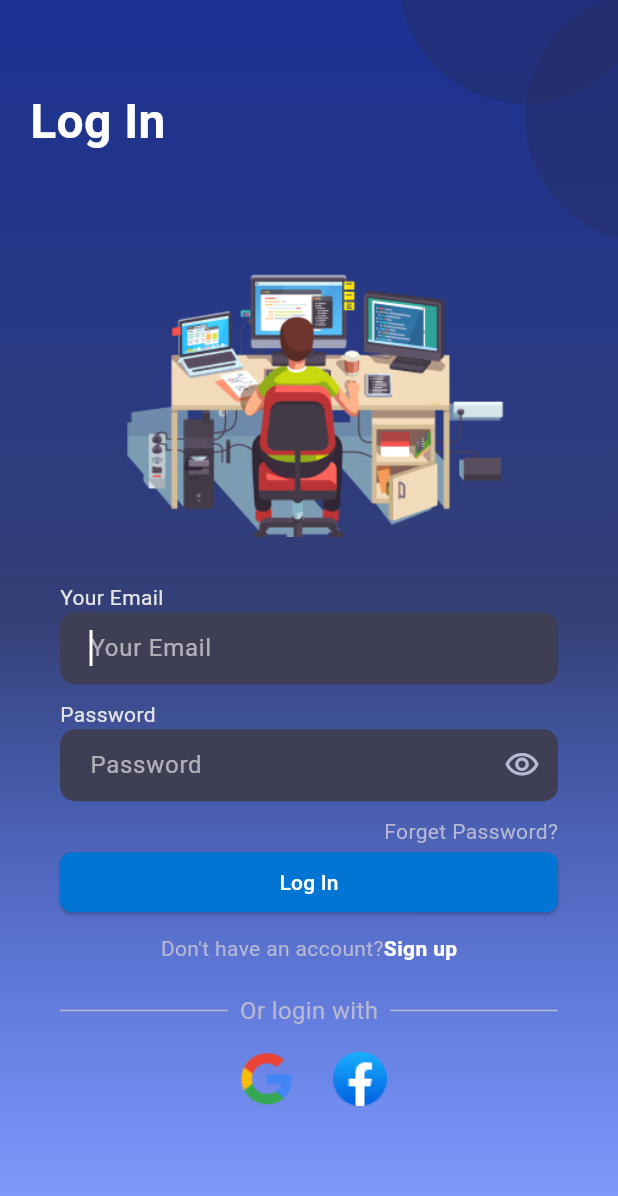
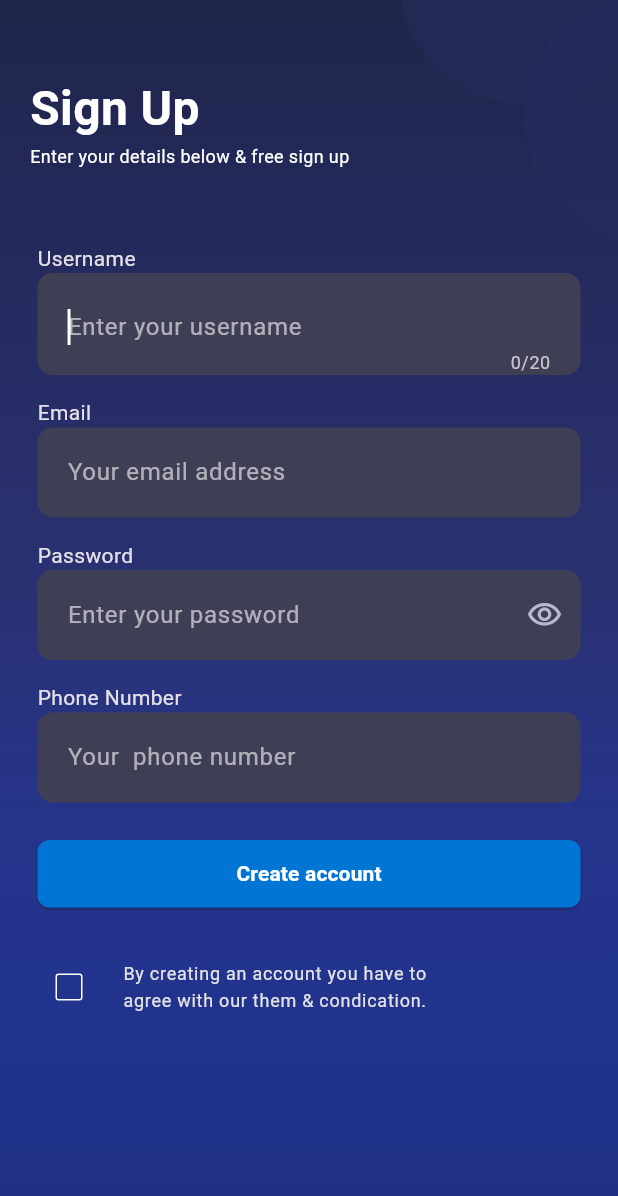
Before and after one commit to mirzazulfadhliamin/Flutter_UI_Login_APP, a Flutter app: the screen it shows after launch, after a tap on "Sign up", on a phone screen of 412 x 824 dp. Shown: the top 1196 px of the screen. Run offline on Flutter 3.47's test engine with Material 2 defaults, Android fonts, the phone set to English and light mode, and no system bars; Roboto replaces fonts that are missing (Georgia, Hind, addressCity).

Commit message:
tambah Sign Up page

```diff
--- a/lib/main.dart
+++ b/lib/main.dart
@@ -15,24 +15,21 @@ class MyApp extends StatelessWidget {
       debugShowCheckedModeBanner: false,
       title: 'Flutter Demo',
       theme: ThemeData(
-        // This is the theme of your application.
-        //
-        // TRY THIS: Try running your application with "flutter run". You'll see
-        // the application has a blue toolbar. Then, without quitting the app,
-        // try changing the seedColor in the colorScheme below to Colors.green
-        // and then invoke "hot reload" (save your changes or press the "hot
-        // reload" button in a Flutter-supported IDE, or press "r" if you used
-        // the command line to start the app).
-        //
-        // Notice that the counter didn't reset back to zero; the application
-        // state is not lost during the reload. To reset the state, use hot
-        // restart instead.
-        //
-        // This works for code too, not just values: Most code changes can be
-        // tested with just a hot reload.
-        colorScheme: ColorScheme.fromSeed(seedColor: Colors.deepPurple),
-        useMaterial3: true,
-      ),
+          // Define the default brightness and colors.
+          brightness: Brightness.dark,
+          primaryColor: Colors.lightBlue[800],
+
+          // Define the default font family.
+          fontFamily: 'Georgia',
+
+          // Define the default `TextTheme`. Use this to specify the default
+          // text styling for headlines, titles, bodies of text, and more.
+          textTheme: const TextTheme(
+            displayLarge: TextStyle(fontSize: 72, fontWeight: FontWeight.bold),
+            titleLarge: TextStyle(fontSize: 36, fontStyle: FontStyle.italic),
+            bodyMedium: TextStyle(fontSize: 14, fontFamily: 'Hind'),
+          ),
+          useMaterial3: true),
       home: const LoginPage(),
     );
   }
--- /dev/null
+++ b/lib/pages/SignUp.dart
@@ -0,0 +1,274 @@
+import 'package:flutter/material.dart';
+
+class SignUp_page extends StatefulWidget {
+  const SignUp_page({super.key});
+
+  @override
+  State<SignUp_page> createState() => _SignUp_pageState();
+}
+
+class _SignUp_pageState extends State<SignUp_page> {
+  List<String> _list = [];
+  final TextEditingController _emailController = TextEditingController();
+  final TextEditingController _passwordController = TextEditingController();
+  FocusNode _focus = FocusNode();
+  FocusNode _focu = FocusNode();
+  FocusNode _focus_username = FocusNode();
+  FocusNode _focu_number = FocusNode();
+
+  bool _isCheck = false;
+  bool _obscureText = true;
+  @override
+  Widget build(BuildContext context) {
+    return Scaffold(
+      body: SingleChildScrollView(
+        child: SafeArea(
+          child: Container(
+            width: double.infinity,
+            height: MediaQuery.of(context).size.height,
+            decoration: const BoxDecoration(
+              gradient: LinearGradient(
+                begin: Alignment.topCenter,
+                end: Alignment.bottomCenter,
+                colors: [
+                  Color.fromRGBO(32, 37, 75, 1),
+                  Color.fromRGBO(42, 50, 117, 1),
+                  Color.fromRGBO(41, 80, 255, 0.447),
+                ],
+              ),
+            ),
+            child: Column(
+              crossAxisAlignment: CrossAxisAlignment.start,
+              children: [
+                Row(
+                  children: [
+                    Column(
+                      crossAxisAlignment: CrossAxisAlignment.start,
+                      mainAxisAlignment: MainAxisAlignment.start,
+                      children: [
+                        Container(
+                          margin: EdgeInsets.only(left: 20),
+                          child: const Text(
+                            "Sign Up",
+                            style: TextStyle(
+                              color: Colors.white,
+                              fontSize: 32,
+                              fontWeight: FontWeight.bold,
+                            ),
+                          ),
+                        ),
+                        Container(
+                          margin: EdgeInsets.only(left: 20),
+                          child: Text(
+                            "Enter your details below & free sign up",
+                            style: TextStyle(
+                              color: Colors.white,
+                              fontSize: 12,
+                            ),
+                          ),
+                        ),
+                      ],
+                    ),
+                    Spacer(),
+                    Image.asset('images/vector1.png'),
+                  ],
+                ),
+                Container(
+                  margin: EdgeInsets.only(left: 25),
+                  child: Text("Username"),
+                ),
+                Container(
+                  decoration: BoxDecoration(
+                    color: const Color.fromRGBO(62, 62, 85, 1),
+                    borderRadius: BorderRadius.circular(10.0),
+                  ),
+                  margin: const EdgeInsets.symmetric(horizontal: 25),
+                  child: TextField(
+                    maxLength: 20,
+                    autofocus: true,
+                    textAlignVertical: TextAlignVertical.center,
+                    focusNode: _focus_username,
+                    onTapOutside: (event) => _focus_username.unfocus(),
+                    cursorColor: Colors.white,
+                    style: const TextStyle(
+                      fontSize: 16,
+                      color: Colors.white,
+                    ),
+                    decoration: const InputDecoration(
+                      border: InputBorder.none,
+                      contentPadding:
+                          EdgeInsets.symmetric(horizontal: 20, vertical: 0),
+                      hintText: "Enter your username",
+                      hintStyle:
+                          TextStyle(color: Color.fromARGB(151, 255, 255, 255)),
+                    ),
+                  ),
+                ),
+                Container(
+                  margin: EdgeInsets.only(left: 25, top: 15),
+                  child: Text("Email"),
+                ),
+                Container(
+                  decoration: BoxDecoration(
+                    color: const Color.fromRGBO(62, 62, 85, 1),
+                    borderRadius: BorderRadius.circular(10.0),
+                  ),
+                  margin: const EdgeInsets.symmetric(horizontal: 25),
+                  child: TextField(
+                    autofocus: true,
+                    textAlignVertical: TextAlignVertical.center,
+                    focusNode: _focus,
+                    onTapOutside: (event) => _focus.unfocus(),
+                    cursorColor: Colors.white,
+                    style: const TextStyle(
+                      fontSize: 16,
+                      color: Colors.white,
+                    ),
+                    decoration: InputDecoration(
+                      border: InputBorder.none,
+                      contentPadding:
+                          EdgeInsets.symmetric(horizontal: 20, vertical: 18),
+                      hintText: "Your email address",
+                      hintStyle:
+                          TextStyle(color: Color.fromARGB(151, 255, 255, 255)),
+                    ),
+                  ),
+                ),
+                Container(
+                  margin: EdgeInsets.only(left: 25, top: 15),
+                  child: Text("Password"),
+                ),
+                Container(
+                  decoration: BoxDecoration(
+                    color: const Color.fromRGBO(62, 62, 85, 1),
+                    borderRadius: BorderRadius.circular(10.0),
+                  ),
+                  margin: const EdgeInsets.symmetric(horizontal: 25),
+                  child: TextField(
+                    autofocus: true,
+                    textAlignVertical: TextAlignVertical.center,
+                    obscureText: _obscureText,
+                    focusNode: _focu,
+                    onTapOutside: (event) => _focu.unfocus(),
+                    cursorColor: Colors.white,
+                    style: const TextStyle(
+                      fontSize: 16,
+                      color: Colors.white,
+                    ),
+                    decoration: InputDecoration(
+                      suffixIcon: GestureDetector(
+                        onTap: () {
+                          setState(() {
+                            _obscureText = !_obscureText;
+                          });
+                        },
+                        child: Icon(
+                          _obscureText
+                              ? Icons.visibility_outlined
+                              : Icons.visibility_off_outlined,
+                          color: Color.fromRGBO(184, 184, 210, 1),
+                        ),
+                      ),
+                      border: InputBorder.none,
+                      contentPadding:
+                          EdgeInsets.symmetric(horizontal: 20, vertical: 18),
+                      hintText: "Enter your password",
+                      hintStyle:
+                          TextStyle(color: Color.fromARGB(151, 255, 255, 255)),
+                    ),
+                  ),
+                ),
+                Container(
+                  margin: EdgeInsets.only(left: 25, top: 15),
+                  child: Text("Phone Number"),
+                ),
+                Container(
+                  decoration: BoxDecoration(
+                    color: const Color.fromRGBO(62, 62, 85, 1),
+                    borderRadius: BorderRadius.circular(10.0),
+                  ),
+                  margin: const EdgeInsets.symmetric(horizontal: 25),
+                  child: TextField(
+                    autofocus: true,
+                    textAlignVertical: TextAlignVertical.top,
+                    focusNode: _focu_number,
+                    onTapOutside: (event) => _focu_number.unfocus(),
+                    cursorColor: Colors.white,
+                    style: const TextStyle(
+                      fontSize: 16,
+                      color: Colors.white,
+                    ),
+                    decoration: InputDecoration(
+                      border: InputBorder.none,
+                      contentPadding:
+                          EdgeInsets.symmetric(horizontal: 20, vertical: 18),
+                      hintText: "Your  phone number",
+                      hintStyle:
+                          TextStyle(color: Color.fromARGB(151, 255, 255, 255)),
+                    ),
+                  ),
+                ),
+                Container(
+                  margin: EdgeInsets.symmetric(horizontal: 25, vertical: 25),
+                  width: MediaQuery.of(context).size.width * 1,
+                  height: 45,
+                  child: ElevatedButton(
+                    onPressed: () {},
+                    child: Text(
+                      "Create account",
+                      style: TextStyle(
+                          color: Colors.white,
+                          fontWeight: FontWeight.bold,
+                          fontFamily: AutofillHints.addressCity),
+                    ),
+                    style: ButtonStyle(
+                      backgroundColor: MaterialStateProperty.all(
+                        Color.fromARGB(255, 0, 117, 212),
+                      ),
+                      shape: MaterialStateProperty.all<RoundedRectangleBorder>(
+                        RoundedRectangleBorder(
+                            borderRadius: BorderRadius.circular(8)),
+                      ),
+                    ),
+                  ),
+                ),
+                ListTile(
+                  title: Container(
+                    margin: EdgeInsets.only(right: 70),
+                    child: Text(
+                      "By creating an account you have to agree with our them & condication.",
+                      style: TextStyle(
+                        fontFamily: AutofillHints.addressCity,
+                        color: Color.fromARGB(255, 227, 227, 227),
+                        fontSize: 12,
+                      ),
+                    ),
+                  ),
+                  leading: Container(
+                    margin: EdgeInsets.only(left: 10),
+                    child: Checkbox(
+                      value: _isCheck,
+                      onChanged: (value) {
+                        setState(() {
+                          _isCheck = value!;
+                          String selectVal = "agree";
+                          value! ? _list.add(selectVal) : _list.remove(selectVal);
+                        });
+                      },
+                      visualDensity: VisualDensity.compact,
+                      checkColor: Colors.white,
+                      fillColor: MaterialStateProperty.resolveWith(
+                        (states) => Colors.transparent,
+                      ),
+                      side: BorderSide(color: Colors.white),
+                    ),
+                  ),
+                )
+              ],
+            ),
+          ),
+        ),
+      ),
+    );
+  }
+}
--- a/lib/pages/login.dart
+++ b/lib/pages/login.dart
@@ -1,4 +1,5 @@
 import 'package:flutter/material.dart';
+import 'package:login_page1/pages/SignUp.dart';
 
 class LoginPage extends StatefulWidget {
   const LoginPage({super.key});
@@ -8,14 +9,20 @@ class LoginPage extends StatefulWidget {
 }
 
 class _LoginPageState extends State<LoginPage> {
+  final TextEditingController _emailController = TextEditingController();
+  final TextEditingController _passwordController = TextEditingController();
   FocusNode _focus = FocusNode();
+  FocusNode _focu = FocusNode();
+
   bool _obscureText = true;
 
   @override
   Widget build(BuildContext context) {
     return Scaffold(
       resizeToAvoidBottomInset: false,
-      body: Container(
+      body: SingleChildScrollView(
+        child: SafeArea(
+          child: Container(
             width: double.infinity,
             height: MediaQuery.of(context).size.height,
             decoration: const BoxDecoration(
@@ -23,17 +30,15 @@ class _LoginPageState extends State<LoginPage> {
                 begin: Alignment.topCenter,
                 end: Alignment.bottomCenter,
                 colors: [
-              Color.fromRGBO(24, 46, 146, 0.986),
-              Color.fromRGBO(51, 63, 117, 0.996),
-              Color.fromRGBO(10, 68, 255, 0.493)
+                  Color.fromRGBO(32, 37, 75, 1),
+                  Color.fromRGBO(42, 50, 117, 1),
+                  Color.fromRGBO(41, 80, 255, 0.447),
                 ],
               ),
             ),
             child: Column(
               children: [
                 Row(
-              mainAxisAlignment: MainAxisAlignment.center,
-              crossAxisAlignment: CrossAxisAlignment.center,
                   children: [
                     Container(
                       margin: EdgeInsets.only(left: 20),
@@ -62,7 +67,8 @@ class _LoginPageState extends State<LoginPage> {
                       margin: EdgeInsets.only(left: 40, top: 30),
                       child: const Text(
                         "Your Email",
-                    style: TextStyle(color: Color.fromRGBO(228, 228, 228, 1)),
+                        style:
+                            TextStyle(color: Color.fromRGBO(228, 228, 228, 1)),
                       ),
                     ),
                     Container(
@@ -71,8 +77,10 @@ class _LoginPageState extends State<LoginPage> {
                         borderRadius: BorderRadius.circular(10.0),
                       ),
                       margin: const EdgeInsets.symmetric(horizontal: 40),
-                  child: const TextField(
+                      child: TextField(
                         autofocus: true,
+                        focusNode: _focu,
+                        onTapOutside: (event) => _focu.unfocus(),
                         textAlignVertical: TextAlignVertical.top,
                         keyboardType: TextInputType.emailAddress,
                         cursorColor: Colors.white,
@@ -81,17 +89,21 @@ class _LoginPageState extends State<LoginPage> {
                           color: Colors.white,
                         ),
                         decoration: InputDecoration(
-                          contentPadding: EdgeInsets.symmetric(horizontal: 20),
+                          contentPadding: EdgeInsets.symmetric(
+                              horizontal: 20, vertical: 18),
                           hintText: "Your Email",
                           hintStyle: TextStyle(
                               color: Color.fromARGB(151, 255, 255, 255)),
-                          border: InputBorder.none)),
+                          border: InputBorder.none,
+                        ),
+                      ),
                     ),
                     Container(
                       margin: EdgeInsets.only(left: 40, top: 10),
                       child: const Text(
                         "Password",
-                    style: TextStyle(color: Color.fromRGBO(228, 228, 228, 1)),
+                        style:
+                            TextStyle(color: Color.fromRGBO(228, 228, 228, 1)),
                       ),
                     ),
                     Container(
@@ -126,10 +138,11 @@ class _LoginPageState extends State<LoginPage> {
                             ),
                           ),
                           border: InputBorder.none,
-                      contentPadding: EdgeInsets.symmetric(horizontal: 20),
+                          contentPadding: EdgeInsets.symmetric(
+                              horizontal: 20, vertical: 18),
                           hintText: "Password",
-                      hintStyle:
-                          TextStyle(color: Color.fromARGB(151, 255, 255, 255)),
+                          hintStyle: TextStyle(
+                              color: Color.fromARGB(151, 255, 255, 255)),
                         ),
                       ),
                     ),
@@ -140,8 +153,8 @@ class _LoginPageState extends State<LoginPage> {
                           margin: EdgeInsets.only(right: 40, top: 10),
                           child: Text(
                             "Forget Password?",
-                        style:
-                            TextStyle(color: Color.fromRGBO(184, 184, 210, 1)),
+                            style: TextStyle(
+                                color: Color.fromRGBO(184, 184, 210, 1)),
                           ),
                         ),
                       ],
@@ -158,8 +171,8 @@ class _LoginPageState extends State<LoginPage> {
                             backgroundColor: MaterialStateProperty.all(
                               Color.fromARGB(255, 0, 117, 212),
                             ),
-                        shape:
-                            MaterialStateProperty.all<RoundedRectangleBorder>(
+                            shape: MaterialStateProperty.all<
+                                RoundedRectangleBorder>(
                               RoundedRectangleBorder(
                                 borderRadius: BorderRadius.circular(8),
                               ),
@@ -167,7 +180,10 @@ class _LoginPageState extends State<LoginPage> {
                           ),
                           child: Text(
                             "Log In",
-                        style: TextStyle(color: Colors.white),
+                            style: TextStyle(
+                                color: Colors.white,
+                                fontFamily: AutofillHints.addressCity,
+                                fontWeight: FontWeight.bold),
                           ),
                         ),
                       ),
@@ -177,8 +193,8 @@ class _LoginPageState extends State<LoginPage> {
                       children: [
                         Text(
                           "Don't have an account?",
-                      style:
-                          TextStyle(color: Color.fromARGB(255, 184, 184, 210)),
+                          style: TextStyle(
+                              color: Color.fromARGB(255, 184, 184, 210)),
                         ),
                         SizedBox(height: 5),
                         InkWell(
@@ -186,7 +202,7 @@ class _LoginPageState extends State<LoginPage> {
                             Navigator.push(
                               context,
                               MaterialPageRoute(
-                            builder: (context) => LoginPage(),
+                                builder: (context) => SignUp_page(),
                               ),
                             );
                           },
@@ -243,6 +259,8 @@ class _LoginPageState extends State<LoginPage> {
               ],
             ),
           ),
+        ),
+      ),
     );
   }
 }
```
Lines whose indentation alone changed are shown as unchanged.
